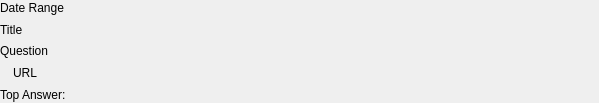
First picture: the form in src/qt/forms/voting/polldetails.ui, repository gridcoin-community/Gridcoin-Research, before the edit.
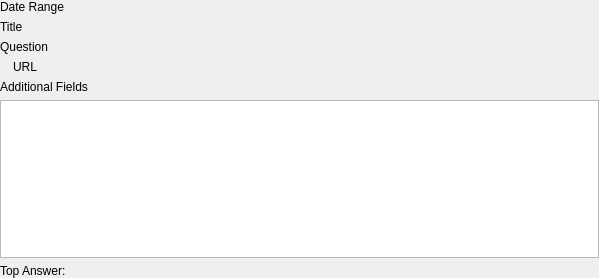
Second picture: the form after the edit.

Commit message: Introduce GUI AdditionalFieldEntries class and populate in polldetails

What changed in the file:
```diff
--- a/src/qt/forms/voting/polldetails.ui
+++ b/src/qt/forms/voting/polldetails.ui
@@ -7,7 +7,7 @@
     <x>0</x>
     <y>0</y>
     <width>599</width>
-    <height>103</height>
+    <height>278</height>
    </rect>
   </property>
   <property name="windowTitle">
@@ -97,6 +97,16 @@
      </item>
     </layout>
    </item>
+   <item>
+    <widget class="QLabel" name="additionalFieldsLabel">
+     <property name="text">
+      <string>Additional Fields</string>
+     </property>
+    </widget>
+   </item>
+   <item>
+    <widget class="QTableView" name="additionalFieldsTableView"/>
+   </item>
    <item>
     <layout class="QHBoxLayout" name="topAnswerLayout">
      <property name="topMargin">
```
The commit also changes 7 other files.
